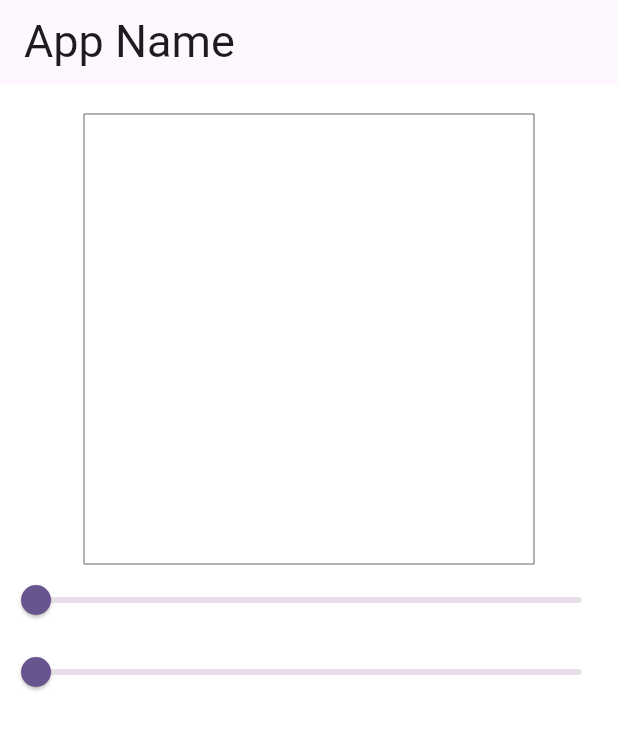
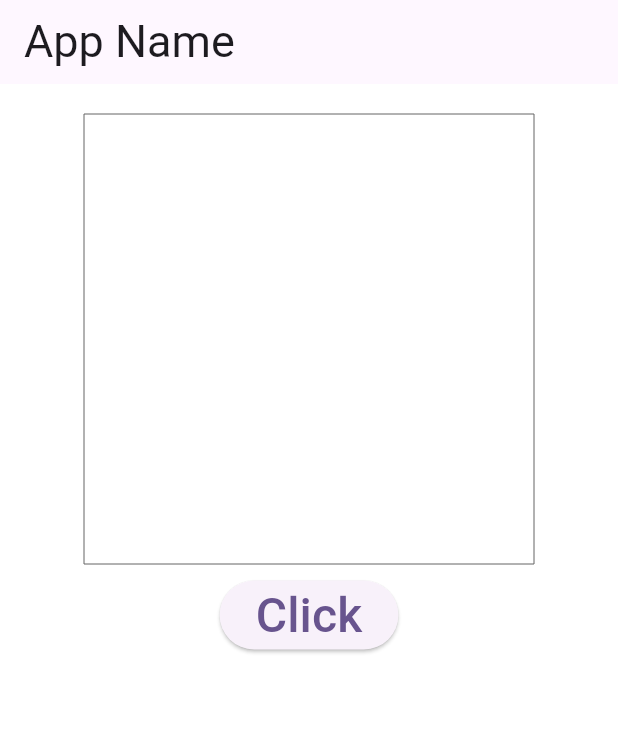
Before and after one commit to Jun-Saito-de/flutter3_practice, a Flutter app: the screen it shows after launch, on a phone screen of 412 x 824 dp. Shown: the top 730 px of the screen. Run offline on Flutter 3.47's test engine with Material 3 defaults, Android fonts, the phone set to English and light mode, and no system bars.

Commit message:
chapter5-4.

```diff
--- a/lib/main.dart
+++ b/lib/main.dart
@@ -29,8 +29,7 @@ class MyHomePage extends StatefulWidget {
 
 class _MyHomePageState extends State<MyHomePage> {
   // Offset: x, y 座標を表すクラス
-  static double _value = 0;
-  static double _opaq = 0;
+  static ValueNotifier<int> _value = ValueNotifier<int>(0);
 
   @override
   // 初期化処理
@@ -46,70 +45,52 @@ class _MyHomePageState extends State<MyHomePage> {
       appBar: AppBar(
         title: Text('App Name', style: TextStyle(fontSize: 30.0),),
       ),
-      body: Column(
+      body: Center(
+        child: Column(
           children: [
             Padding(padding: EdgeInsets.all(10)),
             Container(
               width: 300,
               height: 300,
               child: CustomPaint(
-              painter: MyPainter(_value, _opaq.toInt()),
+                painter: MyPainter(_value),
                 child: Center(),
               ),
             ),
-          Slider(
-            min: 0.0,
-            max: 300.0,
-            value: _value,
-            onChanged: _changeVal,
-          ),
-          Slider(
-            min: 0.0,
-            max: 255.0,
-            value: _opaq,
-            onChanged: _changeOpaq,
+            Padding(padding: EdgeInsets.all(5)),
+              ElevatedButton(
+                child: Text("Click",
+                  style: TextStyle(fontSize: 32),),
+                  onPressed: ()=>_value.value++, //ボタンが押されたら _value.value++ によって、カウントが1増えます。
     ),
           ],
         ),
+      ),
     );
-  }
-
-  void _changeVal(double value) {
-    setState(() {
-      _value = value;
-    });
-  }
-  void _changeOpaq(double value) {
-  setState(() {
-    _opaq = value;
-  });
   }
 }
 
 class MyPainter extends CustomPainter {
-  final double _value;
-  final int _opaq;
+  final ValueNotifier<int> _value;
 
-  MyPainter(this._value, this._opaq);
+  MyPainter(this._value);
 
   @override
   void paint(Canvas canvas, Size size) {
     Paint p = Paint();
-
     p.style = PaintingStyle.fill;
-    p.color = Color.fromARGB(_opaq, 0, 200, 100);
-    Rect r = Rect.fromLTWH(
-        (size.width - _value) / 2,
-      (size.height - _value) / 2,
-      _value, _value);
-    canvas.drawOval(r, p);
-
-    r = Rect.fromLTWH(0, 0, size.width,size.height);
+    p.color = Color.fromARGB(50, 0, 200, 100);
+    Rect r;
+    for (var i = 0; i < _value.value; i++) {
+      r = Rect.fromLTWH(10 + i * 20, 10 + i * 20, 100, 100);
+      canvas.drawRect(r, p);
+    }
+    r = Rect.fromLTWH(0, 0, size.width, size.height);
     p.style = PaintingStyle.stroke;
     p.color = Color.fromARGB(255, 100, 100, 100);
     canvas.drawRect(r, p);
+    if (_value.value > 10) _value.value = 0;
   }
-
   @override
   bool shouldRepaint(CustomPainter oldDelegate) => true;
 }
```
Lines whose indentation alone changed are shown as unchanged.
